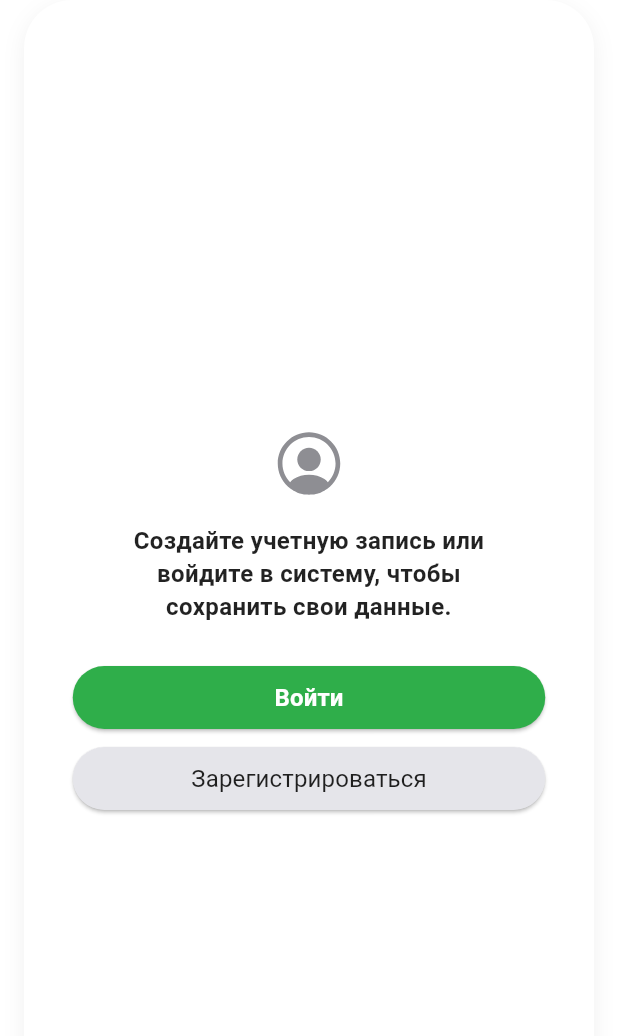
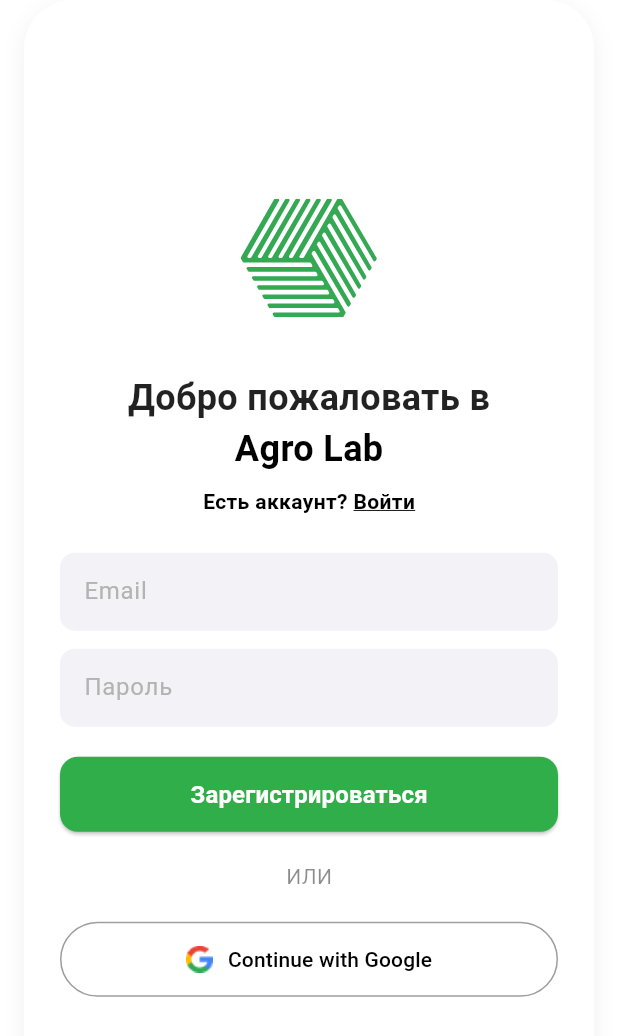
Before and after one commit to FieldScan-org/mobile-app, a Flutter app: the ProfileEmptyPage screen opened directly, after a tap on "Зарегистрироваться", on a phone screen of 412 x 824 dp. Shown: the top 1036 px of the screen. Run offline on Flutter 3.47's test engine with Material 3 defaults, Android fonts, the phone set to English and light mode, and no system bars; our stand-ins replace flutter_svg.

Commit message:
Add sign up and login screens

```diff
--- a/lib/ui/profile_empty_page.dart
+++ b/lib/ui/profile_empty_page.dart
@@ -1,6 +1,8 @@
+import 'package:fieldscan/ui/login_screen.dart';
 import 'package:flutter/material.dart';
 import 'package:flutter/services.dart';
 import 'package:flutter_svg/flutter_svg.dart';
+import 'sign_up.dart'; // добавлен импорт
 
 class ProfileEmptyPage extends StatelessWidget {
   const ProfileEmptyPage({super.key});
@@ -70,9 +72,15 @@
                         // Зеленая кнопка — Войти
                         SizedBox(
                           width: 315,
-                          height: 42,
+                          height: 50,
                           child: ElevatedButton(
-                            onPressed: () {},
+                            onPressed: () {
+
+                              Navigator.push(
+                                context,
+                                MaterialPageRoute(builder: (context) => LoginScreen()),
+                              );
+                            },
                             style: ElevatedButton.styleFrom(
                               backgroundColor: const Color(0xFF2FAE4A),
                               shape: RoundedRectangleBorder(
@@ -95,9 +103,14 @@
                         // СЕРАЯ кнопка — Зарегистрироваться
                         SizedBox(
                           width: 315,
-                          height: 42,
+                          height: 50,
                           child: ElevatedButton(
-                            onPressed: () {},
+                            onPressed: () {
+                              Navigator.push(
+                                context,
+                                MaterialPageRoute(builder: (context) => SignUpScreen()),
+                              );
+                            },
                             style: ElevatedButton.styleFrom(
                               backgroundColor: const Color(0xFFE5E5EA),
                               shape: RoundedRectangleBorder(
--- /dev/null
+++ b/lib/ui/sign_up.dart
@@ -0,0 +1,225 @@
+import 'package:flutter/material.dart';
+import 'package:flutter/services.dart';
+import 'package:flutter_svg/flutter_svg.dart';
+import 'login_screen.dart'; // добавлен импорт
+class SignUpScreen extends StatelessWidget {
+  const SignUpScreen({super.key});
+
+  @override
+  Widget build(BuildContext context) {
+    SystemChrome.setSystemUIOverlayStyle(
+      const SystemUiOverlayStyle(
+        statusBarColor: Colors.transparent,
+        statusBarIconBrightness: Brightness.dark,
+        statusBarBrightness: Brightness.dark,
+      ),
+    );
+
+    return Scaffold(
+      backgroundColor: Colors.white,
+      body: SafeArea(
+        child: Column(
+          children: [
+            Expanded(
+              child: Padding(
+                padding: const EdgeInsets.symmetric(horizontal: 16),
+                child: Container(
+                  decoration: BoxDecoration(
+                    color: Colors.white,
+                    borderRadius: BorderRadius.circular(32),
+                    boxShadow: [
+                      BoxShadow(
+                        color: Colors.black.withOpacity(0.06),
+                        blurRadius: 12,
+                        offset: const Offset(0, 4),
+                      ),
+                    ],
+                  ),
+                  child: Center(
+                    child: SingleChildScrollView(
+                      padding: const EdgeInsets.symmetric(horizontal: 24),
+                      child: Column(
+                        mainAxisAlignment: MainAxisAlignment.center,
+                        children: [
+
+                          // ---------- Логотип ----------
+                          SvgPicture.asset(
+                            'assets/icons/logo.svg',
+                              width: 91,
+                              height: 105,
+                              color: const Color.fromRGBO(52, 168, 83, 1),
+                          ),
+
+                          const SizedBox(height: 24),
+
+                          const Text(
+                            "Добро пожаловать в",
+                            style: TextStyle(
+                              fontSize: 24,
+                              color: Colors.black87,
+                              fontWeight: FontWeight.bold,
+                            ),
+                          ),
+
+                          const Text(
+                            "Agro Lab",
+                            style: TextStyle(
+                              fontSize: 24,
+                              color: Colors.black,
+                              fontWeight: FontWeight.bold,
+                            ),
+                          ),
+
+                          const SizedBox(height: 8),
+
+                          // ---------- "Есть аккаунт? Войти" (подчёркнуто только "Войти") ----------
+                          Row(
+                            mainAxisSize: MainAxisSize.min,
+                            children: [
+                              const Text(
+                                "Есть аккаунт? ",
+                                style: TextStyle(
+                                  fontSize: 14,
+                                  color: Colors.black,
+                                  fontWeight: FontWeight.bold,
+                                ),
+                              ),
+                              GestureDetector(
+                                onTap: () {
+                                  Navigator.push(
+                                    context,
+                                    MaterialPageRoute(
+                                      builder: (context) => const LoginScreen(),
+                                    ),
+                                  );
+                                },
+                                child: const Text(
+                                  "Войти",
+                                  style: TextStyle(
+                                    decoration: TextDecoration.underline,
+                                    fontSize: 14,
+                                    color: Colors.black,
+                                    fontWeight: FontWeight.bold,
+                                  ),
+                                ),
+                              ),
+                            ],
+                          ),
+
+                          const SizedBox(height: 24),
+
+                          // ---------- Email ----------
+                          Container(
+                            decoration: BoxDecoration(
+                              color: const Color(0xFFF2F2F7),
+                              borderRadius: BorderRadius.circular(10),
+                            ),
+                            child: const TextField(
+                              decoration: InputDecoration(
+                                border: InputBorder.none,
+                                contentPadding: EdgeInsets.symmetric(horizontal: 16, vertical: 14),
+                                hintText: "Email",
+                                hintStyle: TextStyle(color: Color(0xFFB3B3B3)),
+                              ),
+                            ),
+                          ),
+
+                          const SizedBox(height: 12),
+
+                          // ---------- Пароль ----------
+                          Container(
+                            decoration: BoxDecoration(
+                              color: const Color(0xFFF2F2F7),
+                              borderRadius: BorderRadius.circular(10),
+                            ),
+                            child: const TextField(
+                              obscureText: true,
+                              decoration: InputDecoration(
+                                border: InputBorder.none,
+                                contentPadding: EdgeInsets.symmetric(horizontal: 16, vertical: 14),
+                                hintText: "Пароль",
+                                hintStyle: TextStyle(color: Color(0xFFB3B3B3)),
+                              ),
+                            ),
+                          ),
+
+                          const SizedBox(height: 20),
+
+                          // ---------- Зеленая кнопка ----------
+                          SizedBox(
+                            width: double.infinity,
+                            height: 50,
+                            child: ElevatedButton(
+                              onPressed: () {},
+                              style: ElevatedButton.styleFrom(
+                                backgroundColor: const Color(0xFF2FAE4A),
+                                shape: RoundedRectangleBorder(
+                                  borderRadius: BorderRadius.circular(12),
+                                ),
+                              ),
+                              child: const Text(
+                                "Зарегистрироваться",
+                                style: TextStyle(
+                                  fontSize: 16,
+                                  fontWeight: FontWeight.w600,
+                                  color: Colors.white,
+                                ),
+                              ),
+                            ),
+                          ),
+
+                          const SizedBox(height: 20),
+
+                          const Text(
+                            "ИЛИ",
+                            style: TextStyle(
+                              fontSize: 14,
+                              color: Colors.black45,
+                            ),
+                          ),
+
+                          const SizedBox(height: 20),
+
+                          // ---------- Google Button ----------
+                          SizedBox(
+                            width: double.infinity,
+                            height: 50,
+                            child: OutlinedButton(
+                              onPressed: () {},
+                              style: OutlinedButton.styleFrom(
+                                side: const BorderSide(color: Colors.grey),
+                                shape: RoundedRectangleBorder(
+                                  borderRadius: BorderRadius.circular(30),
+                                ),
+                              ),
+                              child: Row(
+                                mainAxisAlignment: MainAxisAlignment.center,
+                                children: [
+                                  Image.asset(
+                                    "assets/icons/google.png",
+                                    height: 18,
+                                  ),
+                                  const SizedBox(width: 10),
+                                  const Text(
+                                    "Continue with Google",
+                                    style: TextStyle(color: Colors.black),
+                                  ),
+                                ],
+                              ),
+                            ),
+                          ),
+
+                          const SizedBox(height: 40),
+                        ],
+                      ),
+                    ),
+                  ),
+                ),
+              ),
+            ),
+          ],
+        ),
+      ),
+    );
+  }
+}
--- a/pubspec.yaml
+++ b/pubspec.yaml
@@ -64,6 +64,9 @@
     - assets/icons/profile.svg
     - assets/icons/plusbig.svg
     - assets/icons/profile-circle.svg
+    - assets/icons/google.svg
+    - assets/icons/google.png
+    - assets/icons/logo.svg
   # To add assets to your application, add an assets section, like this:
   # assets:
   #   - images/a_dot_burr.jpeg
```
Also changed, not shown: lib/ui/login_page.dart (deleted, +0 -187 lines), lib/ui/login_screen.dart (added, +254 -0 lines), assets/icons/google.png (added), assets/icons/google.svg (added), assets/icons/logo.svg (added).
